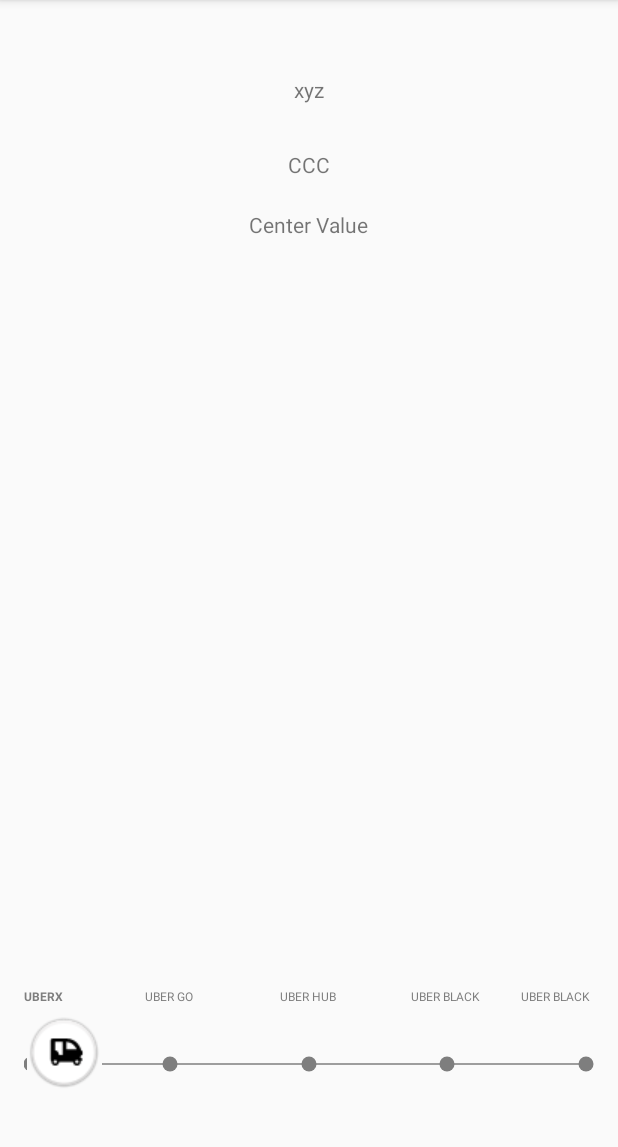
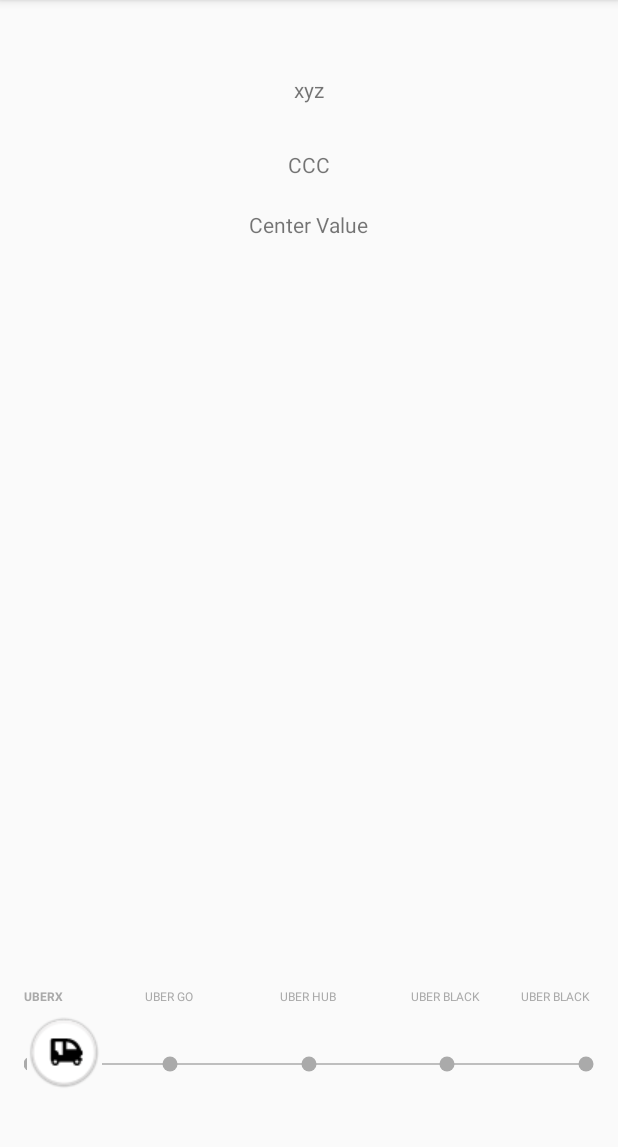
Before and after one commit to divyanshusrivastava02/UBER_Dynamic_Seekbar, an Android app: the screen it shows after launch (MainActivity), on a phone screen of 412 x 824 dp, the part 84-1231 px from its top. Run offline under Robolectric (Android 15) with nearby library versions, the phone set to English and light mode, and no system bars.

Commit message:
Image alignment

```diff
--- a/app/src/main/java/seekbar/com/divyu/in/seekbar/MainActivity.java
+++ b/app/src/main/java/seekbar/com/divyu/in/seekbar/MainActivity.java
@@ -51,7 +51,7 @@ public class MainActivity extends ActionBarActivity {
         mSeekBar.setAdapter(seekBarStep);
         //mSeekBar.setThumb(getResources().getDrawable(R.drawable.sliderknob));
         // mSeekBar.setColor(getResources().getColor(R.color.white));
-        mSeekBar.setProgress(7);
+
         mSeekBar.setThumb(getResources().getDrawable(imgs.getResourceId(0, -1)));
 
         txt1 = (TextView)findViewById(R.id.txt1);
@@ -86,9 +86,18 @@ public class MainActivity extends ActionBarActivity {
             mLimitSplitter.put(i, LimitValues.createLimitValues(i, startVal, divisionFormula.get(i)));
             startVal = divisionFormula.get(i);
         }
-        final int minimumVal = 7;
-        final int maximumVal = 93;
+        final int minimumVal;
+        final int maximumVal;
+        if(width>=1200){
+            minimumVal = 4;
+            maximumVal = 96;
+        }else{
+            minimumVal = 7;
+            maximumVal = 93;
+        }
 
+        mSeekBar.setProgress(minimumVal);
+        System.out.println("W I D T H SIZE IS::::"+width);
         mSeekBar.setOnSeekBarChangeListener(new SeekBar.OnSeekBarChangeListener() {
             @Override
             public void onProgressChanged(SeekBar seekBar, int progress, boolean fromUser) {
--- a/app/src/main/res/layout/main_activity.xml
+++ b/app/src/main/res/layout/main_activity.xml
@@ -36,13 +36,13 @@
         android:id="@+id/seekBar"
         android:layout_width="match_parent"
         android:layout_height="90dip"
-        android:paddingLeft="8dp"
-        android:paddingRight="8dp"
+        android:paddingLeft="10dp"
+        android:paddingRight="10dp"
         android:thumbOffset="8dp"
         android:maxHeight="80dip"
         android:layout_alignParentBottom="true"
         android:layout_marginBottom="20dip"
-        cbs:myColor="@color/grey"
+        cbs:myColor="@android:color/darker_gray"
         cbs:multiline="false"
         cbs:textSize="8sp"/>
 
--- a/app/src/main/res/values-v21/dimens.xml
+++ b/app/src/main/res/values-v21/dimens.xml
@@ -1,4 +1,5 @@
 <?xml version="1.0" encoding="utf-8"?>
 <resources>
     <dimen name="activity_horizontal_margin">64dp</dimen>
+
 </resources>
--- a/app/src/main/res/values/dimens.xml
+++ b/app/src/main/res/values/dimens.xml
@@ -3,4 +3,5 @@
     <dimen name="activity_horizontal_margin">16dp</dimen>
     <dimen name="activity_vertical_margin">16dp</dimen>
     <dimen name="fab_margin">16dp</dimen>
+
 </resources>
--- a/app/src/main/res/values/strings.xml
+++ b/app/src/main/res/values/strings.xml
@@ -3,4 +3,6 @@
     <string name="hello_world">Hello world!</string>
     <string name="action_settings">Settings</string>
     <string name="title_activity_main2">Main2Activity</string>
+    <string name="margin_left">7</string>
+    <string name="margin_right">93</string>
 </resources>
```
Also changed, not shown: 1 other file.
